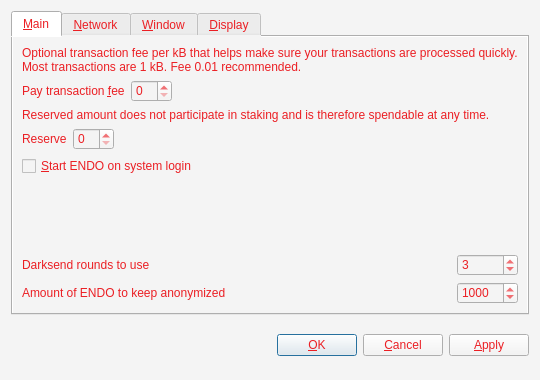
Old version of the form src/qt/forms/optionsdialog.ui in the repository SaltineChips/endox.
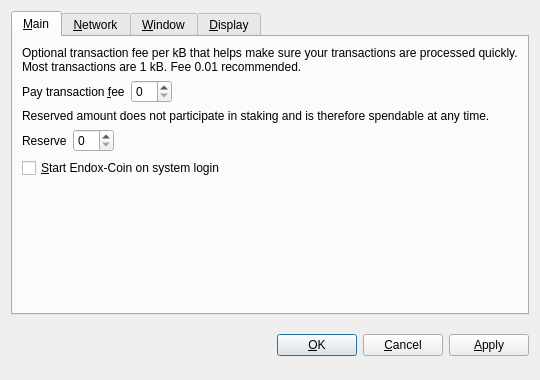
New version of the form. Custom widgets are drawn as their Qt base class.

Commit message:
EndoV3 ProtoRelease
Endo Blockchain
Changed-
pretty much everything

The edit to the form file:
```diff
--- a/src/qt/forms/optionsdialog.ui
+++ b/src/qt/forms/optionsdialog.ui
@@ -14,8 +14,7 @@
    <string>Options</string>
   </property>
   <property name="styleSheet">
-   <string notr="true">color: rgb(204, 155, 68);
-background-color: rgb(244, 244, 244);</string>
+   <string notr="true"/>
   </property>
   <property name="modal">
    <bool>true</bool>
@@ -23,9 +22,6 @@
   <layout class="QVBoxLayout" name="verticalLayout">
    <item>
     <widget class="QTabWidget" name="tabWidget">
-     <property name="styleSheet">
-      <string notr="true">color: #eb1f24</string>
-     </property>
      <property name="tabPosition">
       <enum>QTabWidget::North</enum>
      </property>
@@ -135,7 +131,7 @@
           <string>Automatically start ENDO after logging in to the system.</string>
          </property>
          <property name="text">
-          <string>&amp;Start ENDO on system login</string>
+          <string>&amp;Start Endox-Coin on system login</string>
          </property>
         </widget>
        </item>
@@ -152,67 +148,6 @@
          </property>
         </spacer>
        </item>
-       <item row="6" column="0">
-        <widget class="QLabel" name="label">
-         <property name="toolTip">
-          <string>&lt;html&gt;&lt;head/&gt;&lt;body&gt;&lt;p&gt;This setting determines the amount of individual masternodes that an input will be anonymized through. More rounds of anonymization gives a higher degree of privacy, but also costs more in fees.&lt;/p&gt;&lt;/body&gt;&lt;/html&gt;</string>
-         </property>
-         <property name="text">
-          <string>Darksend rounds to use</string>
-         </property>
-        </widget>
-       </item>
-       <item row="6" column="1">
-        <widget class="QSpinBox" name="darksendRounds">
-         <property name="minimum">
-          <number>2</number>
-         </property>
-         <property name="maximum">
-          <number>16</number>
-         </property>
-         <property name="value">
-          <number>3</number>
-         </property>
-        </widget>
-       </item>
-       <item row="7" column="0">
-        <widget class="QLabel" name="label_2">
-         <property name="toolTip">
-          <string>This amount acts as a threshold to turn off Darksend once it's reached.</string>
-         </property>
-         <property name="statusTip">
-          <string notr="true"/>
-         </property>
-         <property name="whatsThis">
-          <string notr="true"/>
-         </property>
-         <property name="accessibleName">
-          <string notr="true"/>
-         </property>
-         <property name="accessibleDescription">
-          <string notr="true"/>
-         </property>
-         <property name="text">
-          <string>Amount of ENDO to keep anonymized</string>
-         </property>
-        </widget>
-       </item>
-       <item row="7" column="1">
-        <widget class="QSpinBox" name="anonymizeEndo">
-         <property name="minimum">
-          <number>2</number>
-         </property>
-         <property name="maximum">
-          <number>10000</number>
-         </property>
-         <property name="singleStep">
-          <number>10</number>
-         </property>
-         <property name="value">
-          <number>1000</number>
-         </property>
-        </widget>
-       </item>
       </layout>
      </widget>
      <widget class="QWidget" name="tabNetwork">
@@ -500,9 +435,6 @@
      </item>
      <item>
       <widget class="QPushButton" name="okButton">
-       <property name="styleSheet">
-        <string notr="true">color: #eb1f24</string>
-       </property>
        <property name="text">
         <string>&amp;OK</string>
        </property>
@@ -510,9 +442,6 @@
      </item>
      <item>
       <widget class="QPushButton" name="cancelButton">
-       <property name="styleSheet">
-        <string notr="true">color: #eb1f24</string>
-       </property>
        <property name="text">
         <string>&amp;Cancel</string>
        </property>
@@ -523,9 +452,6 @@
      </item>
      <item>
       <widget class="QPushButton" name="applyButton">
-       <property name="styleSheet">
-        <string notr="true">color: #eb1f24</string>
-       </property>
        <property name="text">
         <string>&amp;Apply</string>
        </property>
```
Left out of the diff: 14 changed lines with no effect on the pictures. The commit also changes 530 other files.
